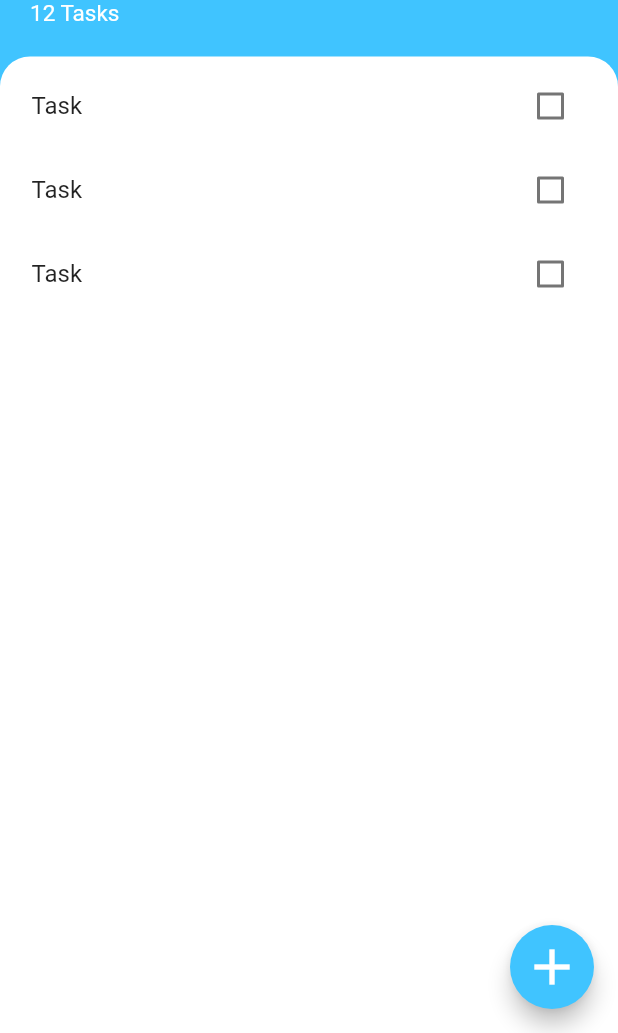
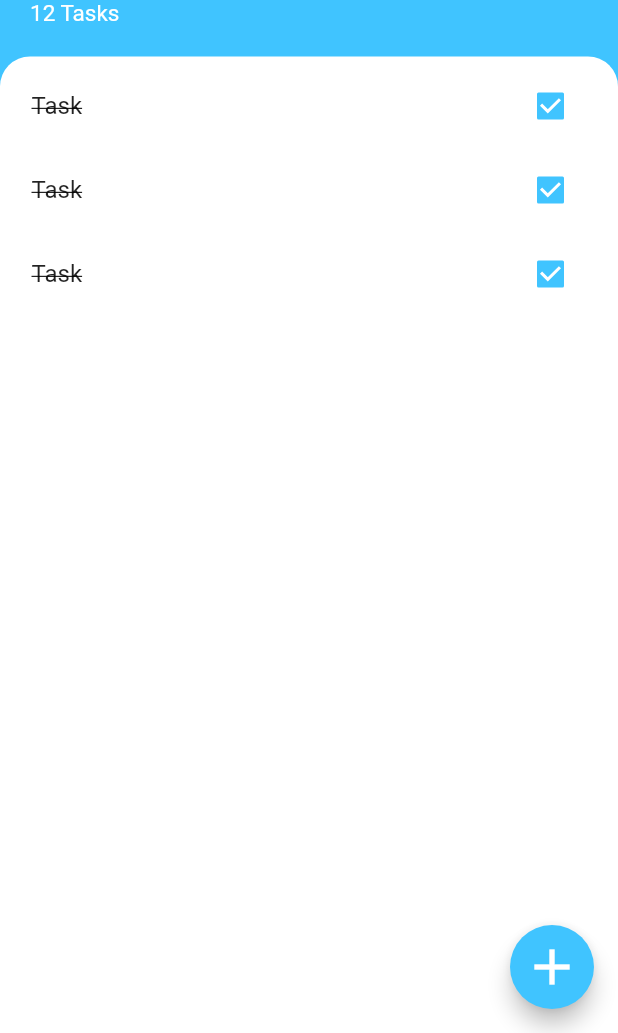
Before and after one commit to LoaiAlhakeam/Todoey, a Flutter app: the screen it shows after launch, on a phone screen of 412 x 824 dp, the part 203-1236 px from its top. Run offline on Flutter 3.47's test engine with Material 2 defaults, Android fonts, the phone set to English and light mode, and no system bars.

Commit message:
Toggle task checkbox

```diff
--- a/lib/Components/task_item.dart
+++ b/lib/Components/task_item.dart
@@ -1,14 +1,47 @@
 import 'package:flutter/material.dart';
 
-class TaskItem extends StatelessWidget {
+class TaskItem extends StatefulWidget {
+  @override
+  _TaskItemState createState() => _TaskItemState();
+}
+
+class _TaskItemState extends State<TaskItem> {
+  bool checkState = true;
+
   @override
   Widget build(BuildContext context) {
     return ListTile(
-      title: Text('Task'),
-      trailing: Checkbox(
-        value: false,
-        onChanged: (value) {},
+      title: Text(
+        'Task',
+        style: TextStyle(
+          decoration: checkState ? TextDecoration.lineThrough : null,
+        ),
+      ),
+      trailing: TaskCheckbox(
+        isCheck: checkState,
+        toggleCheckbox: (bool? newValue) {
+          setState(() {
+            checkState = newValue!;
+          });
+        },
       ),
     );
   }
 }
+
+class TaskCheckbox extends StatelessWidget {
+  final bool isCheck;
+  final Function toggleCheckbox;
+
+  TaskCheckbox({required this.isCheck, required this.toggleCheckbox});
+  @override
+  Widget build(BuildContext context) {
+    return Checkbox(
+      value: isCheck,
+      activeColor: Colors.lightBlueAccent,
+      onChanged: (value) {
+        toggleCheckbox(value);
+      },
+    );
+  }
+}
```
